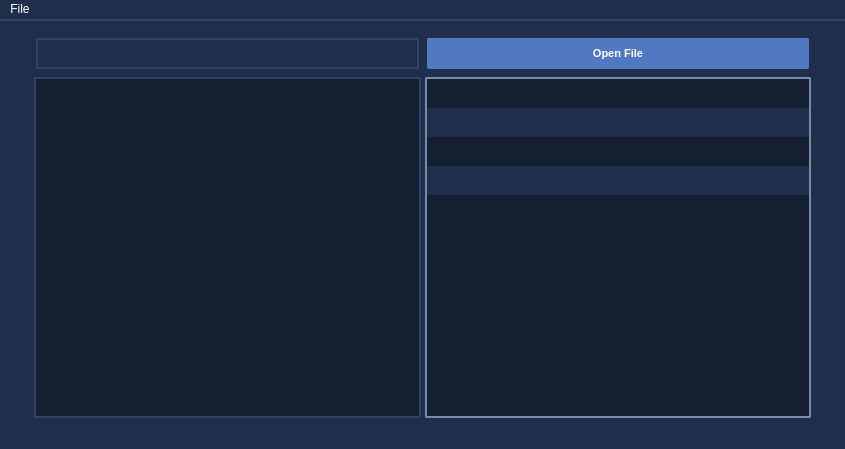
This is AnimationReader/mainwindow.ui in nothanley/AnimDefinitions as Qt 5 draws it before an edit. The edited form follows.
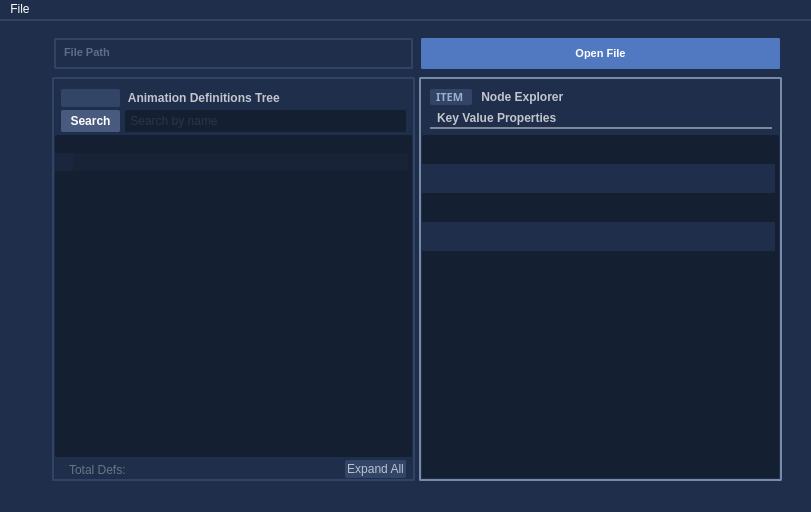
This is the edited form. Icons and pictures are not drawn.

Commit message: Progressed UI and node handling

```diff
--- a/AnimationReader/mainwindow.ui
+++ b/AnimationReader/mainwindow.ui
@@ -6,8 +6,8 @@
    <rect>
     <x>0</x>
     <y>0</y>
-    <width>845</width>
-    <height>449</height>
+    <width>811</width>
+    <height>512</height>
    </rect>
   </property>
   <property name="font">
@@ -26,14 +26,51 @@
    <bool>false</bool>
   </property>
   <property name="styleSheet">
-   <string notr="true">background-color: rgb(31, 46, 74);
-color: rgb(255, 255, 255);</string>
+   <string notr="true">QWidget{
+background-color: rgb(31, 46, 74);
+color: rgb(255,255,255);
+}
+
+QScrollBar:vertical{
+	width:  12px;
+	background-color: rgb(31, 24, 38);
+	margin: 0px 0px 0px 0px;
+}
+QScrollBar:handle{
+	min-height: 45px;
+	border-radius: 4px;
+	background-color: rgb(40, 59, 93);
+}
+QScrollBar:arrow{
+	border-radius: 4px;
+	background-color: rgb(50, 69, 103);
+}
+QScrollBar:handle:hover{
+	border-radius: 4px;
+	background-color: rgb(60, 79, 113);
+}
+QScrollBar::sub-page:vertical {
+    background-color: rgb(20, 31, 50)
+}
+
+QScrollBar::add-page:vertical {
+    background-color: rgb(20, 31, 50)
+}</string>
   </property>
   <widget class="QWidget" name="centralwidget">
+   <property name="styleSheet">
+    <string notr="true"/>
+   </property>
    <layout class="QGridLayout" name="gridLayout">
+    <property name="leftMargin">
+     <number>5</number>
+    </property>
     <property name="topMargin">
      <number>15</number>
     </property>
+    <property name="rightMargin">
+     <number>4</number>
+    </property>
     <item row="0" column="0" rowspan="2">
      <spacer name="leftSpacer">
       <property name="orientation">
@@ -44,6 +81,22 @@
       </property>
       <property name="sizeHint" stdset="0">
        <size>
+        <width>47</width>
+        <height>20</height>
+       </size>
+      </property>
+     </spacer>
+    </item>
+    <item row="0" column="2" rowspan="2">
+     <spacer name="rightSpacer">
+      <property name="orientation">
+       <enum>Qt::Horizontal</enum>
+      </property>
+      <property name="sizeType">
+       <enum>QSizePolicy::Maximum</enum>
+      </property>
+      <property name="sizeHint" stdset="0">
+       <size>
         <width>25</width>
         <height>20</height>
        </size>
@@ -83,7 +136,7 @@
        <property name="verticalSpacing">
         <number>2</number>
        </property>
-       <item row="0" column="1">
+       <item row="1" column="1">
         <spacer name="horizontalSpacer_2">
          <property name="orientation">
           <enum>Qt::Horizontal</enum>
@@ -94,44 +147,557 @@
          <property name="sizeHint" stdset="0">
           <size>
            <width>4</width>
+           <height>0</height>
+          </size>
+         </property>
+        </spacer>
+       </item>
+       <item row="0" column="1">
+        <spacer name="TableSpacer">
+         <property name="orientation">
+          <enum>Qt::Horizontal</enum>
+         </property>
+         <property name="sizeType">
+          <enum>QSizePolicy::Preferred</enum>
+         </property>
+         <property name="sizeHint" stdset="0">
+          <size>
+           <width>0</width>
            <height>20</height>
           </size>
          </property>
         </spacer>
        </item>
        <item row="0" column="0">
-        <widget class="QTreeWidget" name="TreeWidget_Defs">
+        <widget class="QFrame" name="left_boxFrame">
+         <property name="sizePolicy">
+          <sizepolicy hsizetype="MinimumExpanding" vsizetype="Preferred">
+           <horstretch>0</horstretch>
+           <verstretch>0</verstretch>
+          </sizepolicy>
+         </property>
+         <property name="minimumSize">
+          <size>
+           <width>0</width>
+           <height>340</height>
+          </size>
+         </property>
+         <property name="maximumSize">
+          <size>
+           <width>16777215</width>
+           <height>16777215</height>
+          </size>
+         </property>
          <property name="styleSheet">
-          <string notr="true">border: 2px solid white;
-background-color: rgb(20, 31, 50);
-border-radius: 2px;
-border-color: rgb(49, 68, 101);</string>
+          <string notr="true">QFrame{
+	border: 2px solid white;
+	color: rgb(153, 174, 208);
+	border-radius: 2px;
+	border-color: rgb(49, 68, 101);
+}
+
+QLabel{
+	background-color: rgb(255, 213, 0);
+	border: 0px;
+}
+</string>
          </property>
-         <attribute name="headerVisible">
-          <bool>false</bool>
-         </attribute>
-         <column>
-          <property name="text">
-           <string notr="true">1</string>
+         <property name="frameShape">
+          <enum>QFrame::StyledPanel</enum>
+         </property>
+         <property name="frameShadow">
+          <enum>QFrame::Raised</enum>
+         </property>
+         <layout class="QGridLayout" name="gridLayout_3">
+          <property name="leftMargin">
+           <number>1</number>
           </property>
-         </column>
+          <property name="topMargin">
+           <number>10</number>
+          </property>
+          <property name="rightMargin">
+           <number>1</number>
+          </property>
+          <property name="bottomMargin">
+           <number>1</number>
+          </property>
+          <property name="horizontalSpacing">
+           <number>5</number>
+          </property>
+          <property name="verticalSpacing">
+           <number>3</number>
+          </property>
+          <item row="0" column="3" rowspan="2">
+           <spacer name="horizontalSpacer_6">
+            <property name="orientation">
+             <enum>Qt::Horizontal</enum>
+            </property>
+            <property name="sizeType">
+             <enum>QSizePolicy::Preferred</enum>
+            </property>
+            <property name="sizeHint" stdset="0">
+             <size>
+              <width>1</width>
+              <height>20</height>
+             </size>
+            </property>
+           </spacer>
+          </item>
+          <item row="0" column="2">
+           <widget class="QLabel" name="TreeDesc">
+            <property name="font">
+             <font>
+              <family>Segoe UI</family>
+              <weight>75</weight>
+              <bold>true</bold>
+             </font>
+            </property>
+            <property name="styleSheet">
+             <string notr="true">QLabel{
+	border: 0px solid white;
+	color: rgba(255, 255, 255,185);
+	background-color: rgb(31, 46, 74);
+}</string>
+            </property>
+            <property name="text">
+             <string> Animation Definitions Tree</string>
+            </property>
+           </widget>
+          </item>
+          <item row="2" column="0" rowspan="3" colspan="4">
+           <widget class="QTreeWidget" name="TreeWidget_Defs">
+            <property name="styleSheet">
+             <string notr="true">QTreeView{
+	color: rgba(255, 255, 255, 0);
+	border: 0px solid white;
+	background-color: rgb(20, 31, 50);
+	border-radius: 2px;
+	border-color: rgb(49, 68, 101);
+	alternate-background-color: rgba(31, 46, 74,70);
+}
+
+QTreeView:item{
+	color: rgba(255, 255, 255, 0);
+	padding: 2px;
+}
+
+QTreeView:item:hover{
+	color: rgba(255, 255, 255, 0);
+	alternate-background-color: rgb(255, 255, 127);
+	background-color: rgb(57, 85, 136);
+}
+
+QTreeView:item:pressed{
+	color: rgba(255, 255, 255, 0);
+	background-color:rgb(255, 255, 255);
+}
+
+QTreeView:branch {
+    background-color: rgba(255, 255, 255, 0);
+}
+
+QTreeView::branch:has-siblings:!adjoins-item {
+    border-image: url(://graphics/vline.png) ;
+}
+
+QTreeView::branch:has-siblings:adjoins-item {
+    border-image: url(://graphics/branch-more.png) ;
+}
+
+QTreeView::branch:!has-children:!has-siblings:adjoins-item {
+    border-image: url(://graphics/branch-end.png) ;
+}
+
+QTreeView::branch:has-children:!has-siblings:closed,
+QTreeView::branch:closed:has-children:has-siblings {
+        border-image: none;
+        image: url(://graphics/branch-closed.png);
+}
+
+QTreeView::branch:open:has-children:!has-siblings,
+QTreeView::branch:open:has-children:has-siblings  {
+        border-image: none;
+        image: url(://graphics/branch-open.png);
+}
+
+
+</string>
+            </property>
+            <property name="verticalScrollBarPolicy">
+             <enum>Qt::ScrollBarAsNeeded</enum>
+            </property>
+            <property name="horizontalScrollBarPolicy">
+             <enum>Qt::ScrollBarAsNeeded</enum>
+            </property>
+            <property name="sizeAdjustPolicy">
+             <enum>QAbstractScrollArea::AdjustIgnored</enum>
+            </property>
+            <property name="tabKeyNavigation">
+             <bool>false</bool>
+            </property>
+            <property name="showDropIndicator" stdset="0">
+             <bool>true</bool>
+            </property>
+            <property name="alternatingRowColors">
+             <bool>true</bool>
+            </property>
+            <property name="iconSize">
+             <size>
+              <width>0</width>
+              <height>0</height>
+             </size>
+            </property>
+            <property name="textElideMode">
+             <enum>Qt::ElideRight</enum>
+            </property>
+            <property name="indentation">
+             <number>18</number>
+            </property>
+            <property name="rootIsDecorated">
+             <bool>true</bool>
+            </property>
+            <property name="uniformRowHeights">
+             <bool>false</bool>
+            </property>
+            <property name="animated">
+             <bool>true</bool>
+            </property>
+            <property name="allColumnsShowFocus">
+             <bool>false</bool>
+            </property>
+            <property name="wordWrap">
+             <bool>false</bool>
+            </property>
+            <property name="headerHidden">
+             <bool>true</bool>
+            </property>
+            <attribute name="headerVisible">
+             <bool>false</bool>
+            </attribute>
+            <attribute name="headerCascadingSectionResizes">
+             <bool>false</bool>
+            </attribute>
+            <attribute name="headerMinimumSectionSize">
+             <number>150</number>
+            </attribute>
+            <attribute name="headerDefaultSectionSize">
+             <number>150</number>
+            </attribute>
+            <attribute name="headerHighlightSections">
+             <bool>false</bool>
+            </attribute>
+            <attribute name="headerShowSortIndicator" stdset="0">
+             <bool>false</bool>
+            </attribute>
+            <column>
+             <property name="text">
+              <string notr="true">1</string>
+             </property>
+            </column>
+            <item>
+             <property name="text">
+              <string>New Item</string>
+             </property>
+            </item>
+            <item>
+             <property name="text">
+              <string>New Item</string>
+             </property>
+            </item>
+            <item>
+             <property name="text">
+              <string>New Item</string>
+             </property>
+            </item>
+           </widget>
+          </item>
+          <item row="1" column="2">
+           <widget class="QLineEdit" name="SearchLine">
+            <property name="minimumSize">
+             <size>
+              <width>0</width>
+              <height>22</height>
+             </size>
+            </property>
+            <property name="styleSheet">
+             <string notr="true">QLineEdit{
+	color: rgba(255, 255, 255,50);
+	border: 0px solid white;
+	background-color: rgb(20, 31, 50);
+	border-radius: 2px;
+	border-color: rgb(49, 68, 101);
+}</string>
+            </property>
+            <property name="text">
+             <string/>
+            </property>
+            <property name="placeholderText">
+             <string> Search by name</string>
+            </property>
+           </widget>
+          </item>
+          <item row="0" column="0" rowspan="2">
+           <spacer name="horizontalSpacer_3">
+            <property name="orientation">
+             <enum>Qt::Horizontal</enum>
+            </property>
+            <property name="sizeType">
+             <enum>QSizePolicy::Preferred</enum>
+            </property>
+            <property name="sizeHint" stdset="0">
+             <size>
+              <width>1</width>
+              <height>20</height>
+             </size>
+            </property>
+           </spacer>
+          </item>
+          <item row="0" column="1">
+           <widget class="QLabel" name="TreeLeftImage">
+            <property name="sizePolicy">
+             <sizepolicy hsizetype="Maximum" vsizetype="Maximum">
+              <horstretch>0</horstretch>
+              <verstretch>0</verstretch>
+             </sizepolicy>
+            </property>
+            <property name="minimumSize">
+             <size>
+              <width>59</width>
+              <height>18</height>
+             </size>
+            </property>
+            <property name="maximumSize">
+             <size>
+              <width>5</width>
+              <height>18</height>
+             </size>
+            </property>
+            <property name="styleSheet">
+             <string notr="true">QLabel{
+	background-color:rgb(50, 69, 103);
+	border: 0px;
+	border-radius: 2px;
+}</string>
+            </property>
+            <property name="text">
+             <string/>
+            </property>
+            <property name="pixmap">
+             <pixmap resource="Resources.qrc">:/graphics/node-icon.png</pixmap>
+            </property>
+            <property name="scaledContents">
+             <bool>true</bool>
+            </property>
+           </widget>
+          </item>
+          <item row="1" column="1">
+           <widget class="QPushButton" name="SearchButton">
+            <property name="minimumSize">
+             <size>
+              <width>11</width>
+              <height>22</height>
+             </size>
+            </property>
+            <property name="font">
+             <font>
+              <family>Segoe UI</family>
+              <weight>75</weight>
+              <bold>true</bold>
+             </font>
+            </property>
+            <property name="styleSheet">
+             <string notr="true">QPushButton{
+	color: rgb(255, 255, 255);
+	background-color:rgb(72, 90, 125);
+	border: 0px;
+	border-radius: 2px;
+}
+QPushButton:hover{
+	background-color:rgb(80, 99, 133);
+}
+QPushButton:pressed{
+	background-color:rgb(100, 120, 140);
+}</string>
+            </property>
+            <property name="text">
+             <string>Search</string>
+            </property>
+           </widget>
+          </item>
+          <item row="5" column="1" colspan="2">
+           <widget class="QFrame" name="frame_3">
+            <property name="maximumSize">
+             <size>
+              <width>16777215</width>
+              <height>18</height>
+             </size>
+            </property>
+            <property name="styleSheet">
+             <string notr="true">QFrame{
+	border: 0px solid white;
+	color: rgb(153, 174, 208);
+	border-radius: 2px;
+	border-color: rgb(49, 68, 101);
+}
+</string>
+            </property>
+            <property name="frameShape">
+             <enum>QFrame::StyledPanel</enum>
+            </property>
+            <property name="frameShadow">
+             <enum>QFrame::Raised</enum>
+            </property>
+            <layout class="QHBoxLayout" name="horizontalLayout_2">
+             <property name="spacing">
+              <number>0</number>
+             </property>
+             <property name="leftMargin">
+              <number>0</number>
+             </property>
+             <property name="topMargin">
+              <number>0</number>
+             </property>
+             <property name="rightMargin">
+              <number>0</number>
+             </property>
+             <property name="bottomMargin">
+              <number>0</number>
+             </property>
+             <item>
+              <widget class="QLineEdit" name="TreeStats">
+               <property name="minimumSize">
+                <size>
+                 <width>0</width>
+                 <height>19</height>
+                </size>
+               </property>
+               <property name="font">
+                <font>
+                 <family>Segoe UI</family>
+                </font>
+               </property>
+               <property name="styleSheet">
+                <string notr="true">QLineEdit{
+	padding-left: 6px;
+	border: 0px solid white;
+	color: rgba(255, 255, 255,170);
+	background-color: rgba(31, 46, 74,180);
+}</string>
+               </property>
+               <property name="text">
+                <string/>
+               </property>
+               <property name="maxLength">
+                <number>32763</number>
+               </property>
+               <property name="frame">
+                <bool>true</bool>
+               </property>
+               <property name="readOnly">
+                <bool>true</bool>
+               </property>
+               <property name="placeholderText">
+                <string>Total Defs:</string>
+               </property>
+              </widget>
+             </item>
+             <item>
+              <widget class="QPushButton" name="expandcollapseButton">
+               <property name="font">
+                <font>
+                 <family>Segoe UI</family>
+                </font>
+               </property>
+               <property name="styleSheet">
+                <string notr="true">QPushButton{
+	color: rgba(255, 255, 255,170);
+	background-color: rgba(31, 46, 74,180);
+	background-color:rgb(50, 69, 103);
+	border: 3px rgba(31, 46, 74,180);
+	border-radius: 2px;
+	padding: 2px;
+}</string>
+               </property>
+               <property name="text">
+                <string>Expand All</string>
+               </property>
+               <property name="checkable">
+                <bool>true</bool>
+               </property>
+              </widget>
+             </item>
+            </layout>
+           </widget>
+          </item>
+         </layout>
         </widget>
        </item>
        <item row="0" column="2">
-        <widget class="QTableWidget" name="TableWidget_Defs">
-         <property name="font">
-          <font>
-           <family>Lucida Sans Unicode</family>
-           <pointsize>8</pointsize>
-           <weight>50</weight>
-           <bold>false</bold>
-          </font>
+        <widget class="QFrame" name="right_boxFrame">
+         <property name="sizePolicy">
+          <sizepolicy hsizetype="MinimumExpanding" vsizetype="Preferred">
+           <horstretch>0</horstretch>
+           <verstretch>0</verstretch>
+          </sizepolicy>
+         </property>
+         <property name="minimumSize">
+          <size>
+           <width>0</width>
+           <height>340</height>
+          </size>
          </property>
          <property name="styleSheet">
-          <string notr="true">
+          <string notr="true">QFrame{
+	border: 2px solid white;
+	color: rgb(153, 174, 208);
+	border-radius: 2px;
+	border-color: rgb(119, 139, 168);
+}
+QLabel{
+	background-color: rgb(255, 213, 0);
+	border: 0px;
+}</string>
+         </property>
+         <property name="frameShape">
+          <enum>QFrame::StyledPanel</enum>
+         </property>
+         <property name="frameShadow">
+          <enum>QFrame::Raised</enum>
+         </property>
+         <layout class="QGridLayout" name="gridLayout_4">
+          <property name="leftMargin">
+           <number>1</number>
+          </property>
+          <property name="topMargin">
+           <number>0</number>
+          </property>
+          <property name="rightMargin">
+           <number>1</number>
+          </property>
+          <property name="bottomMargin">
+           <number>1</number>
+          </property>
+          <property name="horizontalSpacing">
+           <number>5</number>
+          </property>
+          <property name="verticalSpacing">
+           <number>3</number>
+          </property>
+          <item row="2" column="0" colspan="2">
+           <widget class="QTableWidget" name="TableWidget_Defs">
+            <property name="font">
+             <font>
+              <family>Lucida Sans Unicode</family>
+              <pointsize>8</pointsize>
+              <weight>50</weight>
+              <bold>false</bold>
+             </font>
+            </property>
+            <property name="styleSheet">
+             <string notr="true">
 QTableWidget {
 	color: rgb(202, 43, 240);
-	border: 2px solid white;
+	border: 0px solid white;
 	alternate-background-color: rgb(31, 46, 74);
 	background-color: rgb(20, 31, 50);
 	border-radius: 2px;
@@ -142,79 +708,249 @@
 	background-color: rgba(255, 255, 255, 0);
 	padding-left: 10px;
 }</string>
-         </property>
-         <property name="editTriggers">
-          <set>QAbstractItemView::NoEditTriggers</set>
-         </property>
-         <property name="alternatingRowColors">
-          <bool>true</bool>
-         </property>
-         <property name="textElideMode">
-          <enum>Qt::ElideRight</enum>
-         </property>
-         <property name="showGrid">
-          <bool>false</bool>
-         </property>
-         <property name="gridStyle">
-          <enum>Qt::SolidLine</enum>
-         </property>
-         <property name="sortingEnabled">
-          <bool>false</bool>
-         </property>
-         <property name="rowCount">
-          <number>5</number>
-         </property>
-         <property name="columnCount">
-          <number>2</number>
-         </property>
-         <attribute name="horizontalHeaderVisible">
-          <bool>false</bool>
-         </attribute>
-         <attribute name="horizontalHeaderCascadingSectionResizes">
-          <bool>false</bool>
-         </attribute>
-         <attribute name="horizontalHeaderMinimumSectionSize">
-          <number>35</number>
-         </attribute>
-         <attribute name="horizontalHeaderDefaultSectionSize">
-          <number>90</number>
-         </attribute>
-         <attribute name="horizontalHeaderHighlightSections">
-          <bool>true</bool>
-         </attribute>
-         <attribute name="horizontalHeaderStretchLastSection">
-          <bool>true</bool>
-         </attribute>
-         <attribute name="verticalHeaderVisible">
-          <bool>false</bool>
-         </attribute>
-         <attribute name="verticalHeaderCascadingSectionResizes">
-          <bool>false</bool>
-         </attribute>
-         <attribute name="verticalHeaderMinimumSectionSize">
-          <number>19</number>
-         </attribute>
-         <attribute name="verticalHeaderDefaultSectionSize">
-          <number>29</number>
-         </attribute>
-         <attribute name="verticalHeaderShowSortIndicator" stdset="0">
-          <bool>false</bool>
-         </attribute>
-         <attribute name="verticalHeaderStretchLastSection">
-          <bool>false</bool>
-         </attribute>
-         <row/>
-         <row/>
-         <row/>
-         <row/>
-         <row/>
-         <column/>
-         <column/>
-         <item row="0" column="0">
-          <property name="text">
-           <string/>
-          </property>
-         </item>
+            </property>
+            <property name="editTriggers">
+             <set>QAbstractItemView::NoEditTriggers</set>
+            </property>
+            <property name="alternatingRowColors">
+             <bool>true</bool>
+            </property>
+            <property name="textElideMode">
+             <enum>Qt::ElideRight</enum>
+            </property>
+            <property name="showGrid">
+             <bool>false</bool>
+            </property>
+            <property name="gridStyle">
+             <enum>Qt::SolidLine</enum>
+            </property>
+            <property name="sortingEnabled">
+             <bool>false</bool>
+            </property>
+            <property name="rowCount">
+             <number>5</number>
+            </property>
+            <property name="columnCount">
+             <number>2</number>
+            </property>
+            <attribute name="horizontalHeaderVisible">
+             <bool>false</bool>
+            </attribute>
+            <attribute name="horizontalHeaderCascadingSectionResizes">
+             <bool>false</bool>
+            </attribute>
+            <attribute name="horizontalHeaderMinimumSectionSize">
+             <number>35</number>
+            </attribute>
+            <attribute name="horizontalHeaderDefaultSectionSize">
+             <number>90</number>
+            </attribute>
+            <attribute name="horizontalHeaderHighlightSections">
+             <bool>true</bool>
+            </attribute>
+            <attribute name="horizontalHeaderStretchLastSection">
+             <bool>true</bool>
+            </attribute>
+            <attribute name="verticalHeaderVisible">
+             <bool>false</bool>
+            </attribute>
+            <attribute name="verticalHeaderCascadingSectionResizes">
+             <bool>false</bool>
+            </attribute>
+            <attribute name="verticalHeaderMinimumSectionSize">
+             <number>19</number>
+            </attribute>
+            <attribute name="verticalHeaderDefaultSectionSize">
+             <number>29</number>
+            </attribute>
+            <attribute name="verticalHeaderShowSortIndicator" stdset="0">
+             <bool>false</bool>
+            </attribute>
+            <attribute name="verticalHeaderStretchLastSection">
+             <bool>false</bool>
+            </attribute>
+            <row/>
+            <row/>
+            <row/>
+            <row/>
+            <row/>
+            <column/>
+            <column/>
+            <item row="0" column="0">
+             <property name="text">
+              <string/>
+             </property>
+            </item>
+           </widget>
+          </item>
+          <item row="0" column="0" colspan="2">
+           <widget class="QFrame" name="frame_4">
+            <property name="minimumSize">
+             <size>
+              <width>0</width>
+              <height>25</height>
+             </size>
+            </property>
+            <property name="styleSheet">
+             <string notr="true">QFrame{
+	border: 0px solid white;
+	color: rgb(153, 174, 208);
+	border-radius: 2px;
+	border-color: rgb(49, 68, 101);
+}
+</string>
+            </property>
+            <property name="frameShape">
+             <enum>QFrame::StyledPanel</enum>
+            </property>
+            <property name="frameShadow">
+             <enum>QFrame::Raised</enum>
+            </property>
+            <layout class="QGridLayout" name="gridLayout_5">
+             <property name="leftMargin">
+              <number>8</number>
+             </property>
+             <property name="topMargin">
+              <number>10</number>
+             </property>
+             <property name="rightMargin">
+              <number>7</number>
+             </property>
+             <property name="bottomMargin">
+              <number>3</number>
+             </property>
+             <property name="horizontalSpacing">
+              <number>5</number>
+             </property>
+             <property name="verticalSpacing">
+              <number>3</number>
+             </property>
+             <item row="0" column="0">
+              <widget class="QLabel" name="label_4">
+               <property name="minimumSize">
+                <size>
+                 <width>5</width>
+                 <height>0</height>
+                </size>
+               </property>
+               <property name="maximumSize">
+                <size>
+                 <width>42</width>
+                 <height>16777215</height>
+                </size>
+               </property>
+               <property name="font">
+                <font>
+                 <family>Segoe UI Black</family>
+                 <pointsize>8</pointsize>
+                 <weight>75</weight>
+                 <bold>true</bold>
+                </font>
+               </property>
+               <property name="styleSheet">
+                <string notr="true">QLabel{
+	background-color:rgb(50, 69, 103);
+	border: 0px;
+	border-radius: 2px;
+}</string>
+               </property>
+               <property name="text">
+                <string>ITEM</string>
+               </property>
+               <property name="margin">
+                <number>1</number>
+               </property>
+               <property name="indent">
+                <number>6</number>
+               </property>
+              </widget>
+             </item>
+             <item row="0" column="1">
+              <widget class="QLabel" name="label_5">
+               <property name="minimumSize">
+                <size>
+                 <width>0</width>
+                 <height>16</height>
+                </size>
+               </property>
+               <property name="font">
+                <font>
+                 <family>Segoe UI</family>
+                 <weight>75</weight>
+                 <bold>true</bold>
+                </font>
+               </property>
+               <property name="styleSheet">
+                <string notr="true">QLabel{
+	border: 0px solid white;
+	color: rgba(255, 255, 255,185);
+	background-color: rgb(31, 46, 74);
+}</string>
+               </property>
+               <property name="text">
+                <string> Node Explorer</string>
+               </property>
+               <property name="margin">
+                <number>1</number>
+               </property>
+               <property name="indent">
+                <number>1</number>
+               </property>
+              </widget>
+             </item>
+             <item row="1" column="0" colspan="2">
+              <widget class="QLabel" name="label_3">
+               <property name="minimumSize">
+                <size>
+                 <width>0</width>
+                 <height>21</height>
+                </size>
+               </property>
+               <property name="font">
+                <font>
+                 <family>Microsoft JhengHei UI</family>
+                 <weight>75</weight>
+                 <bold>true</bold>
+                </font>
+               </property>
+               <property name="autoFillBackground">
+                <bool>false</bool>
+               </property>
+               <property name="styleSheet">
+                <string notr="true">QLabel{
+	border: 0px solid white;
+	border-radius: 0px;
+	color: rgba(255, 255, 255,185);
+	background-color: rgb(31, 46, 74);
+	border-bottom: 2px solid white;
+	border-bottom-radius: 0px;
+	border-bottom-color: rgba(255, 255, 255,110);
+}</string>
+               </property>
+               <property name="frameShadow">
+                <enum>QFrame::Plain</enum>
+               </property>
+               <property name="midLineWidth">
+                <number>0</number>
+               </property>
+               <property name="text">
+                <string>Key Value Properties</string>
+               </property>
+               <property name="scaledContents">
+                <bool>false</bool>
+               </property>
+               <property name="alignment">
+                <set>Qt::AlignLeading|Qt::AlignLeft|Qt::AlignVCenter</set>
+               </property>
+               <property name="indent">
+                <number>7</number>
+               </property>
+              </widget>
+             </item>
+            </layout>
+           </widget>
+          </item>
+         </layout>
         </widget>
        </item>
       </layout>
@@ -274,11 +1010,11 @@
        <property name="bottomMargin">
         <number>2</number>
        </property>
-       <item alignment="Qt::AlignVCenter">
+       <item>
         <widget class="QTextBrowser" name="Label_Top_Path">
          <property name="font">
           <font>
-           <family>Microsoft JhengHei UI</family>
+           <family>Segoe UI</family>
            <pointsize>8</pointsize>
            <weight>75</weight>
            <italic>false</italic>
@@ -287,7 +1023,9 @@
           </font>
          </property>
          <property name="styleSheet">
-          <string notr="true">border: 2px solid white;
+          <string notr="true">padding-top: 2px;
+padding-left: 4px;
+border: 2px solid white;
 color: rgb(153, 174, 208);
 border-radius: 2px;
 border-color: rgb(49, 68, 101);</string>
@@ -296,11 +1034,11 @@
           <string>&lt;!DOCTYPE HTML PUBLIC &quot;-//W3C//DTD HTML 4.0//EN&quot; &quot;http://www.w3.org/TR/REC-html40/strict.dtd&quot;&gt;
 &lt;html&gt;&lt;head&gt;&lt;meta name=&quot;qrichtext&quot; content=&quot;1&quot; /&gt;&lt;style type=&quot;text/css&quot;&gt;
 p, li { white-space: pre-wrap; }
-&lt;/style&gt;&lt;/head&gt;&lt;body style=&quot; font-family:'Microsoft JhengHei UI'; font-size:8pt; font-weight:600; font-style:normal;&quot;&gt;
+&lt;/style&gt;&lt;/head&gt;&lt;body style=&quot; font-family:'Segoe UI'; font-size:8pt; font-weight:600; font-style:normal;&quot;&gt;
 &lt;p style=&quot;-qt-paragraph-type:empty; margin-top:0px; margin-bottom:0px; margin-left:0px; margin-right:0px; -qt-block-indent:0; text-indent:0px; font-family:'Microsoft New Tai Lue','Microsoft JhengHei UI'; font-size:9pt; font-weight:400;&quot;&gt;&lt;br /&gt;&lt;/p&gt;&lt;/body&gt;&lt;/html&gt;</string>
          </property>
          <property name="placeholderText">
-          <string/>
+          <string>File Path</string>
          </property>
         </widget>
        </item>
@@ -369,14 +1107,40 @@
    </layout>
   </widget>
   <widget class="QMenuBar" name="menubar">
+   <property name="enabled">
+    <bool>true</bool>
+   </property>
    <property name="geometry">
     <rect>
      <x>0</x>
      <y>0</y>
-     <width>845</width>
+     <width>811</width>
      <height>20</height>
     </rect>
    </property>
+   <property name="styleSheet">
+    <string notr="true">
+QMenuBar{
+	background-color: rgb(31, 46, 74);
+}
+
+QMenuBar::item:pressed{
+	background-color: rgb(60, 79, 113);
+}
+
+QMenuBar::item:selected{
+	background-color: rgb(50, 69, 103);
+}
+
+QMenu::item:pressed{
+	background-color: rgb(60, 79, 113);
+}
+
+QMenu::item:selected{
+	background-color: rgb(60, 79, 113);
+}
+</string>
+   </property>
    <widget class="QMenu" name="menuFile">
     <property name="title">
      <string>File</string>
@@ -386,6 +1150,9 @@
    <addaction name="menuFile"/>
   </widget>
   <widget class="QStatusBar" name="statusbar">
+   <property name="enabled">
+    <bool>true</bool>
+   </property>
    <property name="font">
     <font>
      <underline>false</underline>
@@ -399,6 +1166,9 @@
    </property>
   </widget>
   <widget class="QToolBar" name="toolBar">
+   <property name="enabled">
+    <bool>true</bool>
+   </property>
    <property name="maximumSize">
     <size>
      <width>16777215</width>
```
Left out of the diff: 47 changed lines with no effect on the pictures. The commit also changes 17 other files.
